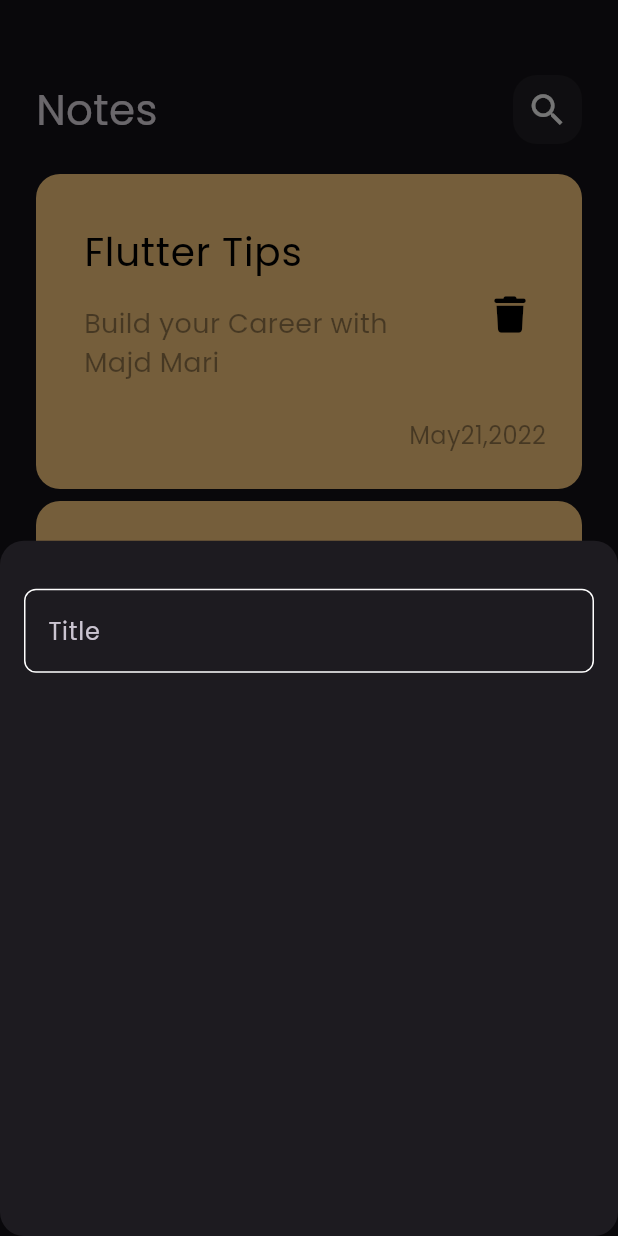
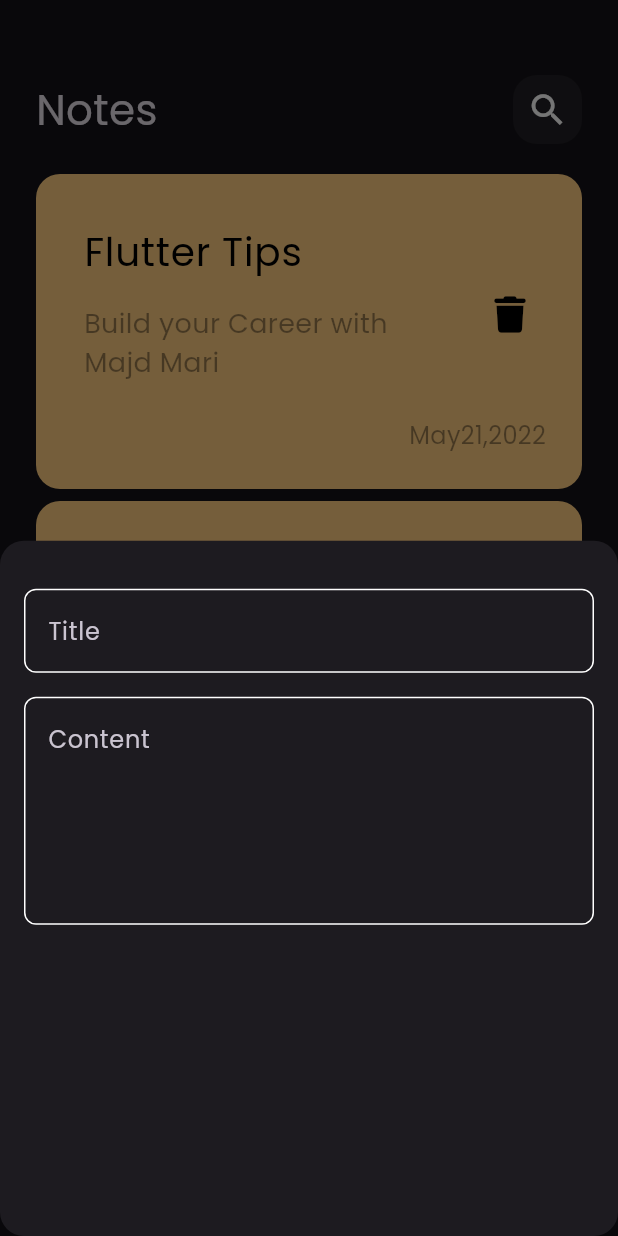
Before and after one commit to majdmari/notes_app, a Flutter app: the screen it shows after launch, after a tap on the "add" icon, on a phone screen of 412 x 824 dp. Run offline on Flutter 3.47's test engine with Material 3 defaults, Android fonts, the phone set to English and light mode, and no system bars; our stand-ins replace font_awesome_flutter.

Commit message:
Add filed to notes bottom sheet

```diff
--- a/lib/views/widgets/add_note_bottom_sheet.dart
+++ b/lib/views/widgets/add_note_bottom_sheet.dart
@@ -9,11 +9,13 @@ class AddNoteBottomSheet extends StatelessWidget {
     return Padding(
       padding: const EdgeInsets.symmetric(horizontal: 16),
       child: Column(
-        children: [
+        children: const [
           SizedBox(
             height: 32,
           ),
-          CustomTextField()
+          CustomTextField(hint: 'Title'),
+          SizedBox(height: 16),
+          CustomTextField(hint: 'Content', maxLines: 5),
         ],
       ),
     );
--- a/lib/views/widgets/custom_text_field.dart
+++ b/lib/views/widgets/custom_text_field.dart
@@ -2,14 +2,17 @@ import 'package:flutter/material.dart';
 import 'package:note_app/constants.dart';
 
 class CustomTextField extends StatelessWidget {
-  const CustomTextField({super.key});
+  const CustomTextField({super.key, required this.hint, this.maxLines = 1});
 
+  final String hint;
+  final int maxLines;
   @override
   Widget build(BuildContext context) {
     return TextField(
+      maxLines: maxLines,
       cursorColor: kPrimaryColor,
       decoration: InputDecoration(
-        hintText: 'Title',
+        hintText: hint,
         border: buildBorder(),
         enabledBorder: buildBorder(),
         focusedBorder: buildBorder(kPrimaryColor),
```
